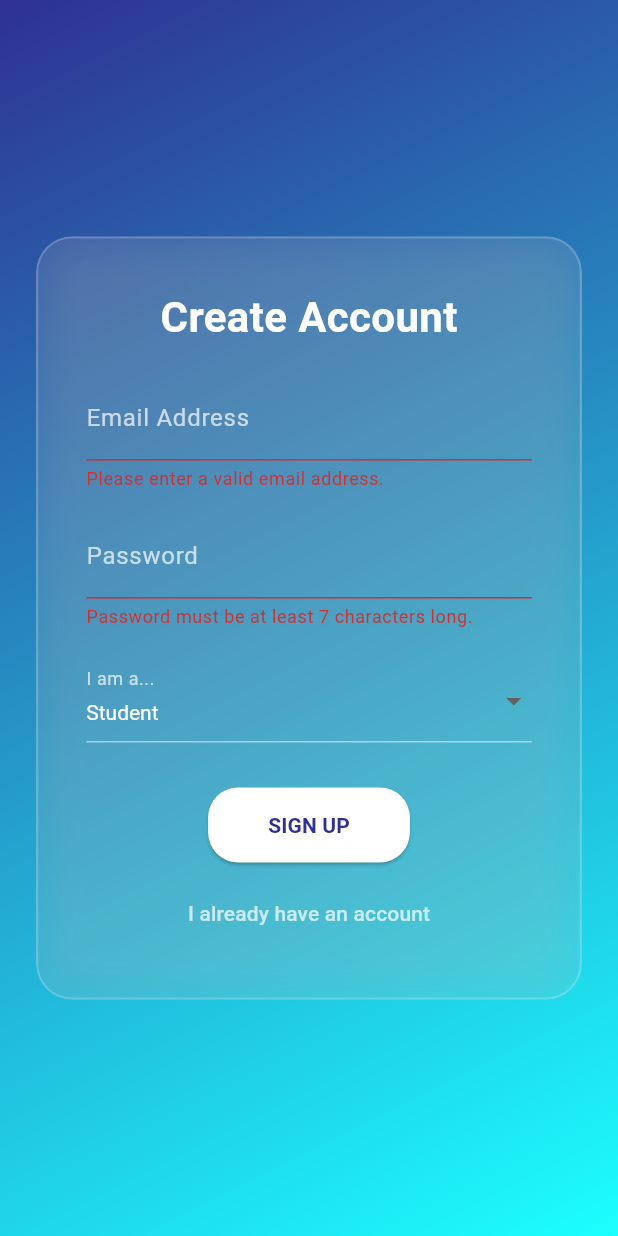
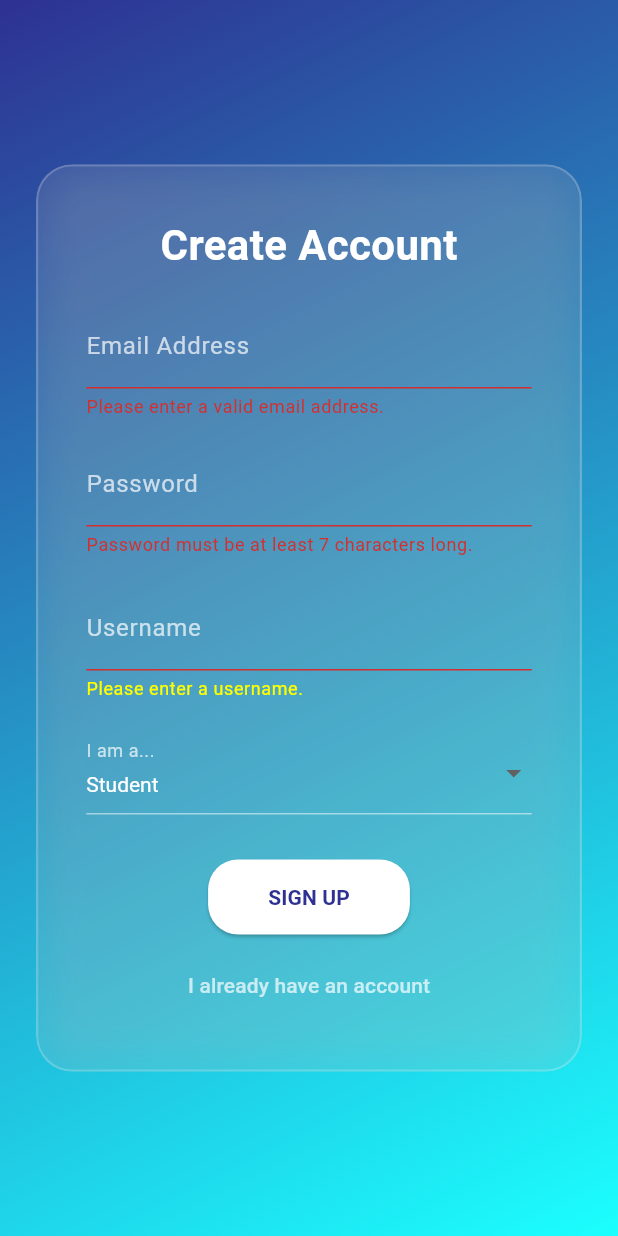
Before and after one commit to Adamjusoh/flashcard-mobile-app, a Flutter app: the screen it shows after launch, after a tap on "LOGIN", after a tap on "Create new account", after a tap on "SIGN UP", on a phone screen of 412 x 824 dp. Run offline on Flutter 3.47's test engine with Material 3 defaults, Android fonts, the phone set to English and light mode, and no system bars; our stand-ins replace cloud_firestore, firebase_auth, firebase_core, qr_flutter; missing offline and left inert: mobile_scanner; accounts and stored records are empty.

Commit message:
feat: card delete confirmation, username support, and student QR sharing with attribution

```diff
--- a/lib/screens/auth_screen.dart
+++ b/lib/screens/auth_screen.dart
@@ -20,6 +20,7 @@ class _AuthScreenState extends State<AuthScreen> {
 
   String _email = '';
   String _password = '';
+  String _username = '';
   String _role = 'Student'; // Default role
 
   // Form Submission Logic & Error Handling (Requirement 1 & 2)
@@ -47,9 +48,10 @@ class _AuthScreenState extends State<AuthScreen> {
           password: _password,
         );
 
-        // Save User Role to Firestore Database (Requirement 3 & 4)
+        // Save User Role and Username to Firestore Database
         await _firestore.collection('users').doc(userCredential.user!.uid).set({
           'email': _email,
+          'username': _username,
           'role': _role,
           'createdAt': Timestamp.now(),
         });
@@ -178,6 +180,40 @@ class _AuthScreenState extends State<AuthScreen> {
                           ),
                           const SizedBox(height: 20),
 
+                          // Username Field (Only visible during Registration)
+                          if (!_isLogin)
+                            TextFormField(
+                              style: const TextStyle(color: Colors.white),
+                              decoration: InputDecoration(
+                                labelText: 'Username',
+                                labelStyle: const TextStyle(color: Colors.white70),
+                                enabledBorder: UnderlineInputBorder(
+                                  borderSide: BorderSide(color: Colors.white.withOpacity(0.5)),
+                                ),
+                                focusedBorder: const UnderlineInputBorder(
+                                  borderSide: BorderSide(color: Colors.white),
+                                ),
+                                errorStyle: const TextStyle(color: Colors.yellowAccent),
+                              ),
+                              validator: (value) {
+                                if (!_isLogin) {
+                                  if (value == null || value.trim().isEmpty) {
+                                    return 'Please enter a username.';
+                                  }
+                                  if (value.trim().length < 3) {
+                                    return 'Username must be at least 3 characters.';
+                                  }
+                                  if (value.contains(' ')) {
+                                    return 'Username cannot contain spaces.';
+                                  }
+                                }
+                                return null;
+                              },
+                              onSaved: (value) => _username = value?.trim() ?? '',
+                            ),
+
+                          const SizedBox(height: 20),
+
                           // Role Selection (Only visible during Registration)
                           if (!_isLogin)
                             DropdownButtonFormField<String>(
--- a/lib/screens/qr_display_screen.dart
+++ b/lib/screens/qr_display_screen.dart
@@ -4,8 +4,9 @@ import 'package:qr_flutter/qr_flutter.dart'; // Make sure to add this to pubspec
 
 class QRDisplayScreen extends StatelessWidget {
   final String deckId;
+  final String username;
 
-  const QRDisplayScreen({Key? key, required this.deckId}) : super(key: key);
+  const QRDisplayScreen({Key? key, required this.deckId, required this.username}) : super(key: key);
 
   @override
   Widget build(BuildContext context) {
@@ -64,7 +65,9 @@ class QRDisplayScreen extends StatelessWidget {
                         ),
                         const SizedBox(height: 8),
                         Text(
-                          'They will receive a private copy of this deck in their library.',
+                          username.isNotEmpty
+                              ? 'Shared by $username'
+                              : 'Scan to receive a private copy of this deck.',
                           textAlign: TextAlign.center,
                           style: TextStyle(
                             fontSize: 14,
```
Also changed, not shown: lib/screens/community_screen.dart (+35 -4 lines), lib/screens/deck_detail_screen.dart (+58 -11 lines), lib/screens/qr_scanner_screen.dart (+16 -1 lines), 1 other file.
